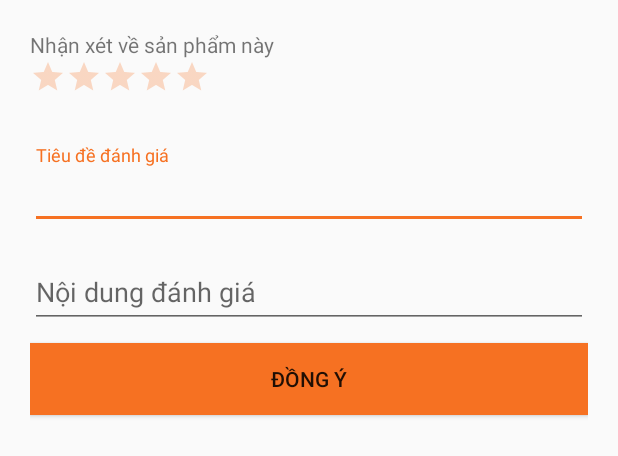
After one commit to HuynhLongHo/LuanVan, an Android app: the layout layout_themdanhgia.xml on its own in the app's theme, with its tools: preview values and no code run, on a phone screen of 412 x 824 dp. The commit adds this screen. Shown: the top 456 px of the screen. Run offline under Robolectric (Android 15) with nearby library versions, the phone set to English and light mode, and no system bars.

Commit message:
add ThemDanhGiaActivity
thêm chức năng đánh giá cho trái cây

```diff
--- a/TraiCayNgoaiNhap/app/src/main/AndroidManifest.xml
+++ b/TraiCayNgoaiNhap/app/src/main/AndroidManifest.xml
@@ -3,7 +3,6 @@
     package="longho.nienluan.traicayngoainhap">
 
     <uses-permission android:name="android.permission.INTERNET" />
-
     <application
         android:allowBackup="true"
         android:icon="@mipmap/logo1"
@@ -61,6 +60,8 @@
         <activity
             android:name=".View.ChiTietTraiCay.ChiTietTraiCayActivity"
             android:screenOrientation="portrait" />
+        <activity android:name=".View.DanhGia.ThemDanhGiaActivity"
+            android:theme="@style/Base.Theme.AppCompat.Dialog"/>
     </application>
 
 </manifest>
--- /dev/null
+++ b/TraiCayNgoaiNhap/app/src/main/java/longho/nienluan/traicayngoainhap/View/DanhGia/ViewDanhGia.java
@@ -0,0 +1,6 @@
+package longho.nienluan.traicayngoainhap.View.DanhGia;
+
+public interface ViewDanhGia {
+    void DanhGiaThanhCong();
+    void DanhGiaThatBai();
+}
--- /dev/null
+++ b/TraiCayNgoaiNhap/app/src/main/res/layout/layout_themdanhgia.xml
@@ -0,0 +1,71 @@
+<?xml version="1.0" encoding="utf-8"?>
+<LinearLayout xmlns:android="http://schemas.android.com/apk/res/android"
+    android:orientation="vertical" android:layout_width="match_parent"
+    android:layout_height="match_parent"
+    android:padding="20dp"
+    >
+
+    <TextView
+        android:layout_width="match_parent"
+        android:layout_height="wrap_content"
+        android:text="Nhận xét về sản phẩm này "
+        />
+
+    <RatingBar
+        android:id="@+id/rbDanhGia"
+        android:layout_width="wrap_content"
+        android:layout_height="wrap_content"
+        android:numStars="5"
+        android:scaleX=".5"
+        android:scaleY=".5"
+        android:transformPivotX="0dp"
+        android:transformPivotY="0dp"
+        android:theme="@style/DoiMauNgoiSaoRatingBar"
+        />
+
+    <android.support.design.widget.TextInputLayout
+        android:id="@+id/input_edTieuDeDanhGia"
+        android:layout_width="match_parent"
+        android:layout_height="wrap_content"
+        >
+
+        <EditText
+            android:id="@+id/edTieuDe"
+            android:layout_width="match_parent"
+            android:layout_height="wrap_content"
+            android:maxLength="50"
+            android:lines="1"
+            android:hint="Tiêu đề đánh giá"
+            />
+
+    </android.support.design.widget.TextInputLayout>
+
+    <android.support.design.widget.TextInputLayout
+        android:id="@+id/input_edNoiDungDanhGia"
+        android:layout_width="match_parent"
+        android:layout_height="wrap_content"
+        android:layout_marginTop="10dp"
+        >
+
+        <EditText
+            android:id="@+id/edNoiDung"
+            android:layout_width="match_parent"
+            android:layout_height="wrap_content"
+            android:maxLines="3"
+            android:scrollbars="vertical"
+            android:hint="Nội dung đánh giá"
+            />
+
+    </android.support.design.widget.TextInputLayout>
+
+    <Button
+        android:id="@+id/btnDongYDanhGia"
+        android:layout_width="match_parent"
+        android:layout_height="wrap_content"
+        android:text="Đồng Ý"
+        android:background="@color/bgLogo"
+        android:layout_marginTop="10dp"
+        />
+
+
+</LinearLayout>
```
Also changed, not shown: TraiCayNgoaiNhap/app/src/main/java/longho/nienluan/traicayngoainhap/Model/DanhGia/ModelDanhGia.java (added, +75 -0 lines), TraiCayNgoaiNhap/app/src/main/java/longho/nienluan/traicayngoainhap/Model/ObjectClass/DanhGia.java (added, +64 -0 lines), TraiCayNgoaiNhap/app/src/main/java/longho/nienluan/traicayngoainhap/Presenter/DanhGia/IPresenterDanhGia.java (added, +7 -0 lines), TraiCayNgoaiNhap/app/src/main/java/longho/nienluan/traicayngoainhap/Presenter/DanhGia/PresenterLogicDanhGia.java (added, +26 -0 lines), TraiCayNgoaiNhap/app/src/main/java/longho/nienluan/traicayngoainhap/View/ChiTietTraiCay/ChiTietTraiCayActivity.java (+24 -3 lines), TraiCayNgoaiNhap/app/src/main/java/longho/nienluan/traicayngoainhap/View/DanhGia/ThemDanhGiaActivity.java (added, +109 -0 lines).
